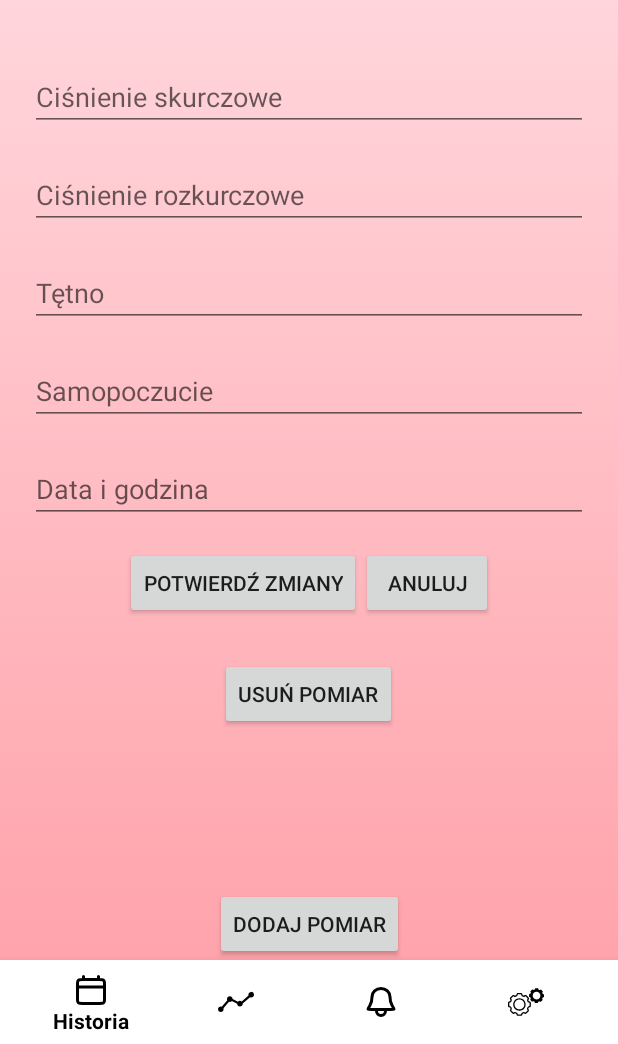
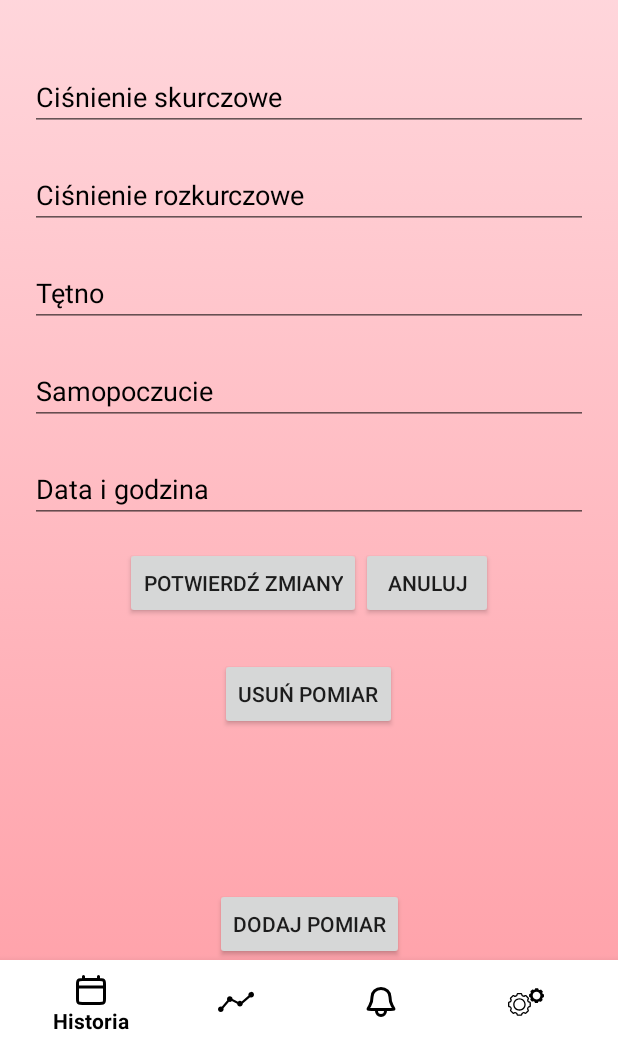
Before and after one commit to WiktoriaPabis/Aplikacja_BP_buddy, an Android app: the fragment EditMeasurementFragment placed in its activity, on a phone screen of 412 x 824 dp, the part 192-1236 px from its top. Run offline under Robolectric (Android 15) with nearby library versions, the phone set to English and light mode, and no system bars; our stand-ins replace Firebase (no records; nobody signed in at launch, a user with empty details on screens opened directly).

Commit message:
dostosowanie aplikacji na telefon 2

```diff
--- a/app/src/main/res/layout/fragment_measurement_edit.xml
+++ b/app/src/main/res/layout/fragment_measurement_edit.xml
@@ -16,6 +16,7 @@
         app:layout_constraintEnd_toEndOf="parent"
         app:layout_constraintBottom_toTopOf="@id/editDiastolic"
         android:textColor="@android:color/black"
+        android:textColorHint="@android:color/black"
         android:layout_marginStart="20dp"
         android:layout_marginEnd="20dp"
         android:layout_marginTop="170dp"
@@ -28,6 +29,7 @@
         android:hint="Ciśnienie rozkurczowe"
         app:layout_constraintTop_toBottomOf="@id/editSystolic"
         android:textColor="@android:color/black"
+        android:textColorHint="@android:color/black"
         app:layout_constraintStart_toStartOf="parent"
         app:layout_constraintEnd_toEndOf="parent"
         android:layout_marginStart="20dp"
@@ -42,6 +44,7 @@
         android:hint="Tętno"
         app:layout_constraintTop_toBottomOf="@id/editDiastolic"
         android:textColor="@android:color/black"
+        android:textColorHint="@android:color/black"
         app:layout_constraintStart_toStartOf="parent"
         app:layout_constraintEnd_toEndOf="parent"
         android:layout_marginStart="20dp"
@@ -56,6 +59,7 @@
         android:hint="Samopoczucie"
         app:layout_constraintTop_toBottomOf="@id/editPulse"
         android:textColor="@android:color/black"
+        android:textColorHint="@android:color/black"
         app:layout_constraintStart_toStartOf="parent"
         app:layout_constraintEnd_toEndOf="parent"
         android:layout_marginStart="20dp"
@@ -70,6 +74,7 @@
         android:hint="Data i godzina"
         app:layout_constraintTop_toBottomOf="@id/editMood"
         android:textColor="@android:color/black"
+        android:textColorHint="@android:color/black"
         app:layout_constraintStart_toStartOf="parent"
         app:layout_constraintEnd_toEndOf="parent"
         android:layout_marginStart="20dp"
```
